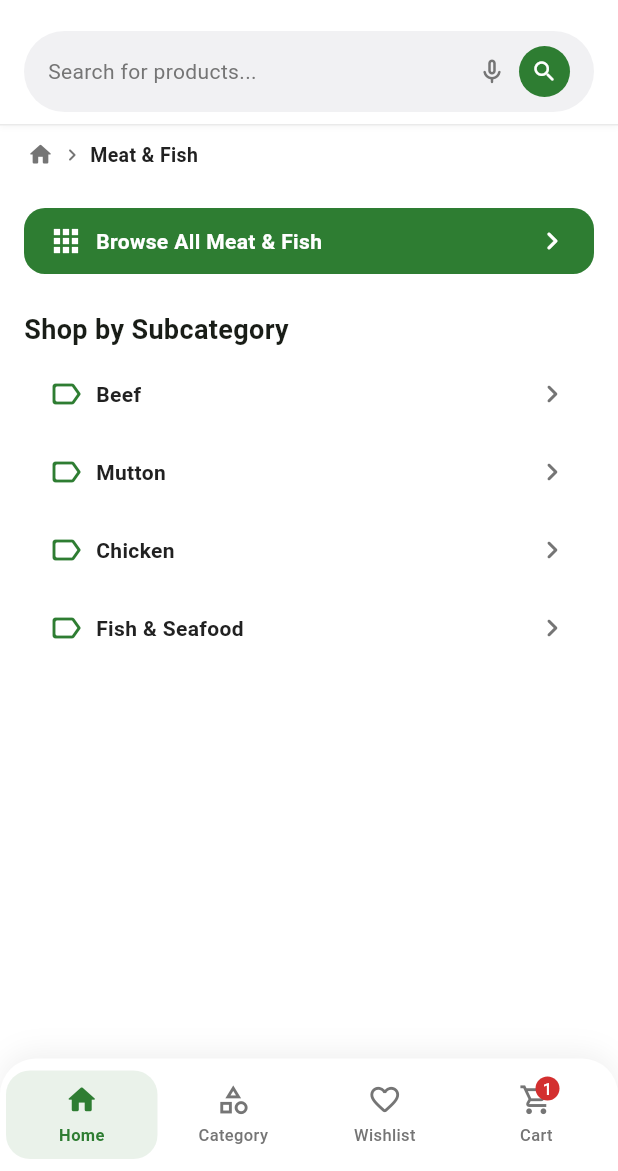
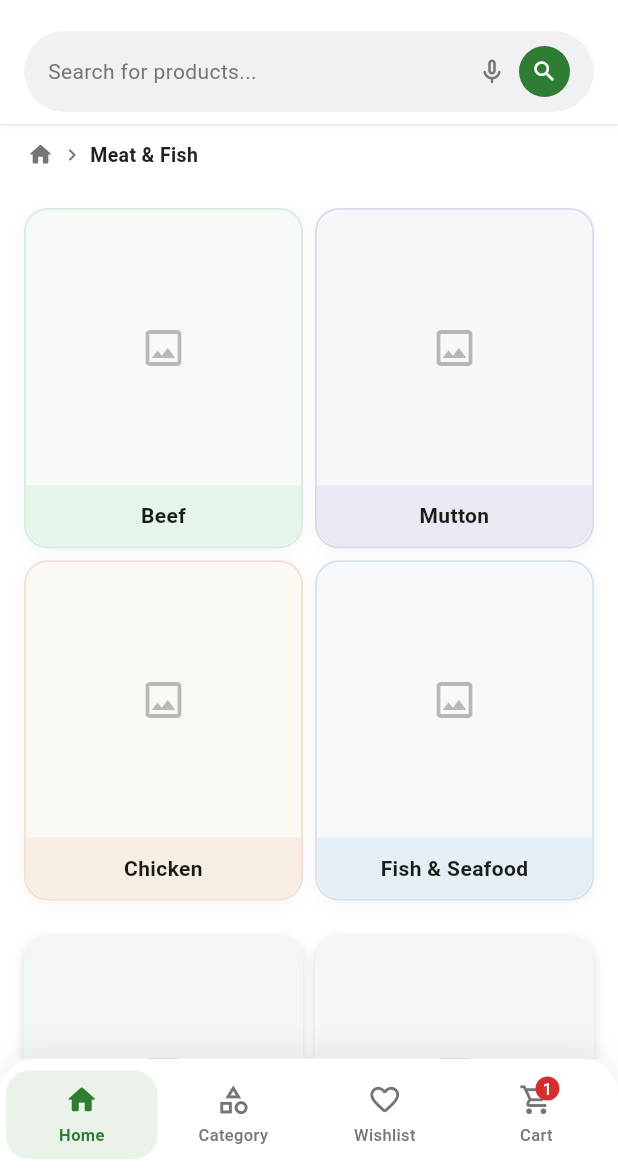
Before and after one commit to sazzad1620/everyday-wholesale, a Flutter app: the screen it shows after launch, after a tap on the "menu" icon, after a tap on "Hi, Guest", after a tap on "Meat & Fish", on a phone screen of 412 x 824 dp, the part 65-1236 px from its top. Run offline on Flutter 3.47's test engine with Material 3 defaults, Android fonts, the phone set to English and light mode, and no system bars; our stand-ins replace easy_localization, equatable, flutter_bloc, fpdart, get_it, go_router and 2 more.

Commit message:
fix: category sub cateogry flow

```diff
--- a/lib/config/routes/app_router.dart
+++ b/lib/config/routes/app_router.dart
@@ -1,8 +1,6 @@
 import 'package:go_router/go_router.dart';
 
 import '../../features/cart/presentation/pages/cart_page.dart';
-import '../../features/home/domain/entities/category_entity.dart';
-import '../../features/home/presentation/pages/category_landing_page.dart';
 import '../../features/home/presentation/pages/home_page.dart';
 import '../../features/product/presentation/pages/product_detail_page.dart';
 import '../../features/product/presentation/pages/product_list_page.dart';
@@ -29,15 +27,15 @@ final GoRouter appRouter = GoRouter(
               routes: [
                 GoRoute(
                   path: 'category/:categoryId',
-                  builder: (context, state) => ProductListPage(
-                    categoryId: state.pathParameters['categoryId']!,
-                    categoryName: state.extra as String?,
-                  ),
+                  builder: (context, state) {
+                    final extra = state.extra as CategoryProductsExtra?;
+                    return ProductListPage(
+                      categoryId: state.pathParameters['categoryId']!,
+                      categoryName: extra?.categoryName,
+                      subcategories: extra?.subcategories ?? const [],
+                    );
+                  },
                   routes: [
-                    GoRoute(
-                      path: 'browse',
-                      builder: (context, state) => CategoryLandingPage(category: state.extra as CategoryEntity),
-                    ),
                     GoRoute(
                       path: 'browse/:subcategoryId',
                       builder: (context, state) {
@@ -47,6 +45,7 @@ final GoRouter appRouter = GoRouter(
                           categoryName: extra?.categoryName,
                           subcategoryId: state.pathParameters['subcategoryId'],
                           subcategoryName: extra?.subcategoryName,
+                          subcategories: extra?.subcategories ?? const [],
                         );
                       },
                     ),
@@ -60,6 +59,7 @@ final GoRouter appRouter = GoRouter(
                           categoryName: extra?.categoryName,
                           subcategoryId: extra?.subcategoryId,
                           subcategoryName: extra?.subcategoryName,
+                          subcategories: extra?.subcategories ?? const [],
                         );
                       },
                     ),
--- a/lib/config/routes/route_paths.dart
+++ b/lib/config/routes/route_paths.dart
@@ -6,8 +6,6 @@ abstract final class RoutePaths {
 
   static String categoryProducts(String categoryId) => '$home/category/$categoryId';
 
-  static String categoryBrowse(String categoryId) => '$home/category/$categoryId/browse';
-
   static String subcategoryProducts(String categoryId, String subcategoryId) =>
       '$home/category/$categoryId/browse/$subcategoryId';
 
--- a/lib/features/home/presentation/pages/category_landing_page.dart
+++ /dev/null
@@ -1,110 +0,0 @@
-import 'package:flutter/material.dart';
-import 'package:go_router/go_router.dart';
-
-import '../../../../config/routes/route_paths.dart';
-import '../../../../shared/theme/app_colors.dart';
-import '../../../../shared/theme/app_spacing.dart';
-import '../../../../shared/theme/app_text_styles.dart';
-import '../../../../shared/widgets/navigation/app_header.dart';
-import '../../../../shared/widgets/navigation/breadcrumb_bar.dart';
-import '../../../account/presentation/widgets/account_sheet.dart';
-import '../../domain/entities/category_entity.dart';
-
-/// Shown for categories that have subcategories — lets the user either
-/// browse everything in the category or drill into one subcategory.
-/// Categories with no subcategories skip this and go straight to the
-/// product list (see the Home category grid / drawer tap handlers).
-class CategoryLandingPage extends StatelessWidget {
-  const CategoryLandingPage({super.key, required this.category});
-
-  final CategoryEntity category;
-
-  @override
-  Widget build(BuildContext context) {
-    return ColoredBox(
-      color: AppColors.background,
-      child: SafeArea(
-        child: Column(
-          children: [
-            AppHeader(
-              onMenuTap: () => Scaffold.of(context).openDrawer(),
-              onAccountTap: () => showAccountSheet(context),
-            ),
-            BreadcrumbBar(items: [BreadcrumbItem(label: category.name, onTap: () {}, isCurrent: true)]),
-            Expanded(
-              child: ListView(
-                padding: const EdgeInsets.all(AppSpacing.md),
-                children: [
-                  _LandingTile(
-                    label: 'Browse All ${category.name}',
-                    highlighted: true,
-                    onTap: () => context.push(RoutePaths.categoryProducts(category.id), extra: category.name),
-                  ),
-                  const SizedBox(height: AppSpacing.lg),
-                  Text('Shop by Subcategory', style: AppTextStyles.title),
-                  const SizedBox(height: AppSpacing.sm),
-                  for (final sub in category.subcategories)
-                    Padding(
-                      padding: const EdgeInsets.only(bottom: AppSpacing.sm),
-                      child: _LandingTile(
-                        label: sub.name,
-                        onTap: () => context.push(
-                          RoutePaths.subcategoryProducts(category.id, sub.id),
-                          extra: (categoryName: category.name, subcategoryName: sub.name),
-                        ),
-                      ),
-                    ),
-                ],
-              ),
-            ),
-          ],
-        ),
-      ),
-    );
-  }
-}
-
-class _LandingTile extends StatelessWidget {
-  const _LandingTile({required this.label, required this.onTap, this.highlighted = false});
-
-  final String label;
-  final VoidCallback onTap;
-  final bool highlighted;
-
-  @override
-  Widget build(BuildContext context) {
-    return Material(
-      color: highlighted ? AppColors.primary : AppColors.surface,
-      borderRadius: BorderRadius.circular(14),
-      child: InkWell(
-        borderRadius: BorderRadius.circular(14),
-        onTap: onTap,
-        child: Padding(
-          padding: const EdgeInsets.symmetric(horizontal: AppSpacing.md, vertical: AppSpacing.sm + 2),
-          child: Row(
-            children: [
-              Icon(
-                highlighted ? Icons.apps_rounded : Icons.label_outline_rounded,
-                color: highlighted ? Colors.white : AppColors.primary,
-              ),
-              const SizedBox(width: AppSpacing.sm),
-              Expanded(
-                child: Text(
-                  label,
-                  style: AppTextStyles.body.copyWith(
-                    fontWeight: FontWeight.w600,
-                    color: highlighted ? Colors.white : AppColors.textPrimary,
-                  ),
-                ),
-              ),
-              Icon(
-                Icons.chevron_right_rounded,
-                color: highlighted ? Colors.white : AppColors.textSecondary,
-              ),
-            ],
-          ),
-        ),
-      ),
-    );
-  }
-}
--- a/lib/features/home/presentation/utils/category_navigation.dart
+++ b/lib/features/home/presentation/utils/category_navigation.dart
@@ -4,14 +4,13 @@ import 'package:go_router/go_router.dart';
 import '../../../../config/routes/route_paths.dart';
 import '../../domain/entities/category_entity.dart';
 
-/// Categories with no subcategories go straight to their product list;
-/// categories with subcategories go to the "browse all or pick one" landing
-/// page instead. Shared by the Home category grid and the category drawer
-/// so both stay in sync.
+/// Every category goes to the same product-list page, whether or not it has
+/// subcategories — when it does, that page shows them as a card grid above
+/// the product grid instead of a separate landing page. Shared by the Home
+/// category grid and the category drawer so both stay in sync.
 void navigateToCategory(BuildContext context, CategoryEntity category) {
-  if (category.subcategories.isEmpty) {
-    context.push(RoutePaths.categoryProducts(category.id), extra: category.name);
-  } else {
-    context.push(RoutePaths.categoryBrowse(category.id), extra: category);
-  }
+  context.push(
+    RoutePaths.categoryProducts(category.id),
+    extra: (categoryName: category.name, subcategories: category.subcategories),
+  );
 }
--- /dev/null
+++ b/lib/features/home/presentation/widgets/subcategory_card.dart
@@ -0,0 +1,69 @@
+import 'package:flutter/material.dart';
+
+import '../../../../shared/theme/app_text_styles.dart';
+import '../../../../shared/theme/category_palette.dart';
+import '../../../../shared/widgets/category_image.dart';
+import '../../domain/entities/subcategory_entity.dart';
+
+/// Same visual language as [CategoryCard] — a subcategory is just a narrower
+/// slice of a category, so it gets the same tile/border/label treatment.
+class SubcategoryCard extends StatelessWidget {
+  const SubcategoryCard({super.key, required this.subcategory, required this.index, required this.onTap});
+
+  final SubcategoryEntity subcategory;
+  final int index;
+  final VoidCallback onTap;
+
+  @override
+  Widget build(BuildContext context) {
+    final tileColor = categoryColorFor(index);
+    final labelColor = categoryLabelColorFor(index);
+    final borderColor = categoryBorderColorFor(index);
+    final radius = BorderRadius.circular(16);
+
+    return Container(
+      decoration: BoxDecoration(
+        borderRadius: radius,
+        border: Border.all(color: borderColor, width: 1.2),
+        boxShadow: [
+          BoxShadow(color: Colors.black.withValues(alpha: 0.04), blurRadius: 8, offset: const Offset(0, 2)),
+        ],
+      ),
+      child: ClipRRect(
+        borderRadius: radius,
+        child: Material(
+          color: Colors.transparent,
+          child: InkWell(
+            onTap: onTap,
+            child: Column(
+              children: [
+                AspectRatio(
+                  aspectRatio: 1,
+                  // Subcategories don't carry their own photo yet — falls
+                  // back to CategoryImage's generic placeholder, same as a
+                  // category with no imageUrl set.
+                  child: CategoryImage(imageUrl: null, backgroundColor: tileColor),
+                ),
+                Expanded(
+                  child: Container(
+                    width: double.infinity,
+                    color: labelColor,
+                    alignment: Alignment.center,
+                    padding: const EdgeInsets.symmetric(vertical: 8, horizontal: 6),
+                    child: Text(
+                      subcategory.name,
+                      style: AppTextStyles.body.copyWith(fontWeight: FontWeight.w600),
+                      textAlign: TextAlign.center,
+                      maxLines: 2,
+                      overflow: TextOverflow.ellipsis,
+                    ),
+                  ),
+                ),
+              ],
+            ),
+          ),
+        ),
+      ),
+    );
+  }
+}
--- /dev/null
+++ b/lib/features/home/presentation/widgets/subcategory_grid.dart
@@ -0,0 +1,32 @@
+import 'package:flutter/material.dart';
+
+import '../../../../shared/theme/app_spacing.dart';
+import '../../domain/entities/subcategory_entity.dart';
+import 'subcategory_card.dart';
+
+class SubcategoryGrid extends StatelessWidget {
+  const SubcategoryGrid({super.key, required this.subcategories, required this.onSubcategoryTap});
+
+  final List<SubcategoryEntity> subcategories;
+  final ValueChanged<SubcategoryEntity> onSubcategoryTap;
+
+  @override
+  Widget build(BuildContext context) {
+    return GridView.builder(
+      padding: const EdgeInsets.symmetric(horizontal: AppSpacing.md),
+      shrinkWrap: true,
+      physics: const NeverScrollableScrollPhysics(),
+      itemCount: subcategories.length,
+      gridDelegate: const SliverGridDelegateWithFixedCrossAxisCount(
+        crossAxisCount: 2,
+        mainAxisSpacing: AppSpacing.sm,
+        crossAxisSpacing: AppSpacing.sm,
+        childAspectRatio: 0.82,
+      ),
+      itemBuilder: (context, index) {
+        final subcategory = subcategories[index];
+        return SubcategoryCard(subcategory: subcategory, index: index, onTap: () => onSubcategoryTap(subcategory));
+      },
+    );
+  }
+}
--- a/lib/features/product/presentation/pages/product_detail_page.dart
+++ b/lib/features/product/presentation/pages/product_detail_page.dart
@@ -11,6 +11,7 @@ import '../../../../shared/widgets/loaders/app_loader.dart';
 import '../../../../shared/widgets/navigation/app_header.dart';
 import '../../../../shared/widgets/navigation/breadcrumb_bar.dart';
 import '../../../account/presentation/widgets/account_sheet.dart';
+import '../../../home/domain/entities/subcategory_entity.dart';
 import '../bloc/product_detail_bloc.dart';
 import '../bloc/product_detail_event.dart';
 import '../bloc/product_detail_state.dart';
@@ -19,7 +20,12 @@ import '../widgets/product_detail_content.dart';
 /// What `extra` carries on the `product/:productId` route — display-only
 /// data needed to reconstruct the breadcrumb trail, since the URL only
 /// carries ids. Mirrors `ProductListExtra`.
-typedef ProductDetailExtra = ({String? categoryName, String? subcategoryId, String? subcategoryName});
+typedef ProductDetailExtra = ({
+  String? categoryName,
+  String? subcategoryId,
+  String? subcategoryName,
+  List<SubcategoryEntity> subcategories,
+});
 
 class ProductDetailPage extends StatelessWidget {
   const ProductDetailPage({
@@ -29,6 +35,7 @@ class ProductDetailPage extends StatelessWidget {
     this.categoryName,
     this.subcategoryId,
     this.subcategoryName,
+    this.subcategories = const [],
   });
 
   final String categoryId;
@@ -36,6 +43,7 @@ class ProductDetailPage extends StatelessWidget {
   final String? categoryName;
   final String? subcategoryId;
   final String? subcategoryName;
+  final List<SubcategoryEntity> subcategories;
 
   @override
   Widget build(BuildContext context) {
@@ -51,14 +59,21 @@ class ProductDetailPage extends StatelessWidget {
               final breadcrumbItems = [
                 BreadcrumbItem(
                   label: categoryLabel,
-                  onTap: () => context.pushReplacement(RoutePaths.categoryProducts(categoryId), extra: categoryLabel),
+                  onTap: () => context.pushReplacement(
+                    RoutePaths.categoryProducts(categoryId),
+                    extra: (categoryName: categoryLabel, subcategories: subcategories),
+                  ),
                 ),
                 if (subcategoryId != null)
                   BreadcrumbItem(
                     label: subcategoryName ?? subcategoryId!,
                     onTap: () => context.pushReplacement(
                       RoutePaths.subcategoryProducts(categoryId, subcategoryId!),
-                      extra: (categoryName: categoryLabel, subcategoryName: subcategoryName ?? subcategoryId!),
+                      extra: (
+                        categoryName: categoryLabel,
+                        subcategoryName: subcategoryName ?? subcategoryId!,
+                        subcategories: subcategories,
+                      ),
                     ),
                   ),
                 BreadcrumbItem(
--- a/lib/features/product/presentation/pages/product_list_page.dart
+++ b/lib/features/product/presentation/pages/product_list_page.dart
@@ -12,14 +12,22 @@ import '../../../../shared/widgets/loaders/app_loader.dart';
 import '../../../../shared/widgets/navigation/app_header.dart';
 import '../../../../shared/widgets/navigation/breadcrumb_bar.dart';
 import '../../../account/presentation/widgets/account_sheet.dart';
+import '../../../home/domain/entities/subcategory_entity.dart';
+import '../../../home/presentation/widgets/subcategory_grid.dart';
 import '../bloc/product_list_bloc.dart';
 import '../bloc/product_list_event.dart';
 import '../bloc/product_list_state.dart';
 import '../widgets/product_card.dart';
 
+/// What `extra` carries on the `category/:categoryId` route.
+typedef CategoryProductsExtra = ({String? categoryName, List<SubcategoryEntity> subcategories});
+
 /// What `extra` carries on the `browse/:subcategoryId` route — both names
-/// are needed there since the path only has ids.
-typedef ProductListExtra = ({String categoryName, String subcategoryName});
+/// are needed there since the path only has ids. `subcategories` is the
+/// filtered-out page's siblings, carried along purely so a "back to
+/// category" breadcrumb tap can restore the merged subcategory+product view
+/// without re-fetching the category.
+typedef ProductListExtra = ({String categoryName, String subcategoryName, List<SubcategoryEntity> subcategories});
 
 class ProductListPage extends StatelessWidget {
   const ProductListPage({
@@ -28,12 +36,21 @@ class ProductListPage extends StatelessWidget {
     this.categoryName,
     this.subcategoryId,
     this.subcategoryName,
+    this.subcategories = const [],
   });
 
   final String categoryId;
   final String? categoryName;
   final String? subcategoryId;
   final String? subcategoryName;
+
+  /// The category's subcategories — shown as a card grid above the products
+  /// when `subcategoryId` is null (the top-level category view), so browsing
+  /// a category and picking a subcategory happen on the same page instead of
+  /// a separate landing page. Still threaded through even when filtered to
+  /// one subcategory, purely so navigating back to the category restores
+  /// that merged view (see [ProductListExtra]).
+  final List<SubcategoryEntity> subcategories;
 
   @override
   Widget build(BuildContext context) {
@@ -46,7 +63,7 @@ class ProductListPage extends StatelessWidget {
               label: categoryLabel,
               onTap: () => context.pushReplacement(
                 RoutePaths.categoryProducts(categoryId),
-                extra: categoryLabel,
+                extra: (categoryName: categoryLabel, subcategories: subcategories),
               ),
             ),
             BreadcrumbItem(label: subcategoryName ?? subcategoryId!, onTap: () {}, isCurrent: true),
@@ -72,6 +89,7 @@ class ProductListPage extends StatelessWidget {
                     categoryName: categoryLabel,
                     subcategoryId: subcategoryId,
                     subcategoryName: subcategoryName,
+                    subcategories: subcategories,
                   ),
                 ),
               ),
@@ -90,6 +108,7 @@ class _ProductListBody extends StatelessWidget {
     required this.categoryName,
     required this.subcategoryId,
     required this.subcategoryName,
+    required this.subcategories,
   });
 
   final ProductListState state;
@@ -97,6 +116,7 @@ class _ProductListBody extends StatelessWidget {
   final String categoryName;
   final String? subcategoryId;
   final String? subcategoryName;
+  final List<SubcategoryEntity> subcategories;
 
   @override
   Widget build(BuildContext context) {
@@ -122,15 +142,37 @@ class _ProductListBody extends StatelessWidget {
     }
 
     final products = (state as ProductListLoaded).products;
+    // Only the unfiltered, top-level category view shows the subcategory
+    // grid — a subcategory-filtered view carries the same list along (see
+    // [ProductListExtra]) purely for breadcrumb "back" navigation, not display.
+    final showSubcategories = subcategoryId == null && subcategories.isNotEmpty;
 
-    if (products.isEmpty) {
-      return Center(
+    return ListView(
+      padding: const EdgeInsets.only(top: AppSpacing.md, bottom: AppSpacing.lg),
+      children: [
+        if (showSubcategories) ...[
+          SubcategoryGrid(
+            subcategories: subcategories,
+            onSubcategoryTap: (sub) => context.push(
+              RoutePaths.subcategoryProducts(categoryId, sub.id),
+              extra: (categoryName: categoryName, subcategoryName: sub.name, subcategories: subcategories),
+            ),
+          ),
+          const SizedBox(height: AppSpacing.lg),
+        ],
+        if (products.isEmpty)
+          Padding(
+            padding: const EdgeInsets.symmetric(horizontal: AppSpacing.md),
+            child: Center(
               child: Text('product.empty'.tr(), style: AppTextStyles.body.copyWith(color: AppColors.textSecondary)),
-      );
-    }
-
-    return GridView.builder(
-      padding: const EdgeInsets.all(AppSpacing.md),
+            ),
+          )
+        else
+          Padding(
+            padding: const EdgeInsets.symmetric(horizontal: AppSpacing.md),
+            child: GridView.builder(
+              shrinkWrap: true,
+              physics: const NeverScrollableScrollPhysics(),
               itemCount: products.length,
               gridDelegate: const SliverGridDelegateWithFixedCrossAxisCount(
                 crossAxisCount: 2,
@@ -144,10 +186,18 @@ class _ProductListBody extends StatelessWidget {
                   product: product,
                   onTap: () => context.push(
                     RoutePaths.productDetail(categoryId, product.id),
-            extra: (categoryName: categoryName, subcategoryId: subcategoryId, subcategoryName: subcategoryName),
+                    extra: (
+                      categoryName: categoryName,
+                      subcategoryId: subcategoryId,
+                      subcategoryName: subcategoryName,
+                      subcategories: subcategories,
+                    ),
                   ),
                 );
               },
+            ),
+          ),
+      ],
     );
   }
 }
--- a/lib/shared/widgets/navigation/category_drawer.dart
+++ b/lib/shared/widgets/navigation/category_drawer.dart
@@ -101,7 +101,10 @@ class _CategoryTileState extends State<_CategoryTile> {
             ),
             onTap: () {
               Navigator.of(context).pop();
-              context.push(RoutePaths.categoryProducts(category.id), extra: category.name);
+              context.push(
+                RoutePaths.categoryProducts(category.id),
+                extra: (categoryName: category.name, subcategories: category.subcategories),
+              );
             },
           ),
           for (final sub in category.subcategories)
@@ -112,7 +115,7 @@ class _CategoryTileState extends State<_CategoryTile> {
                 Navigator.of(context).pop();
                 context.push(
                   RoutePaths.subcategoryProducts(category.id, sub.id),
-                  extra: (categoryName: category.name, subcategoryName: sub.name),
+                  extra: (categoryName: category.name, subcategoryName: sub.name, subcategories: category.subcategories),
                 );
               },
             ),
```
Lines whose indentation alone changed are shown as unchanged.
